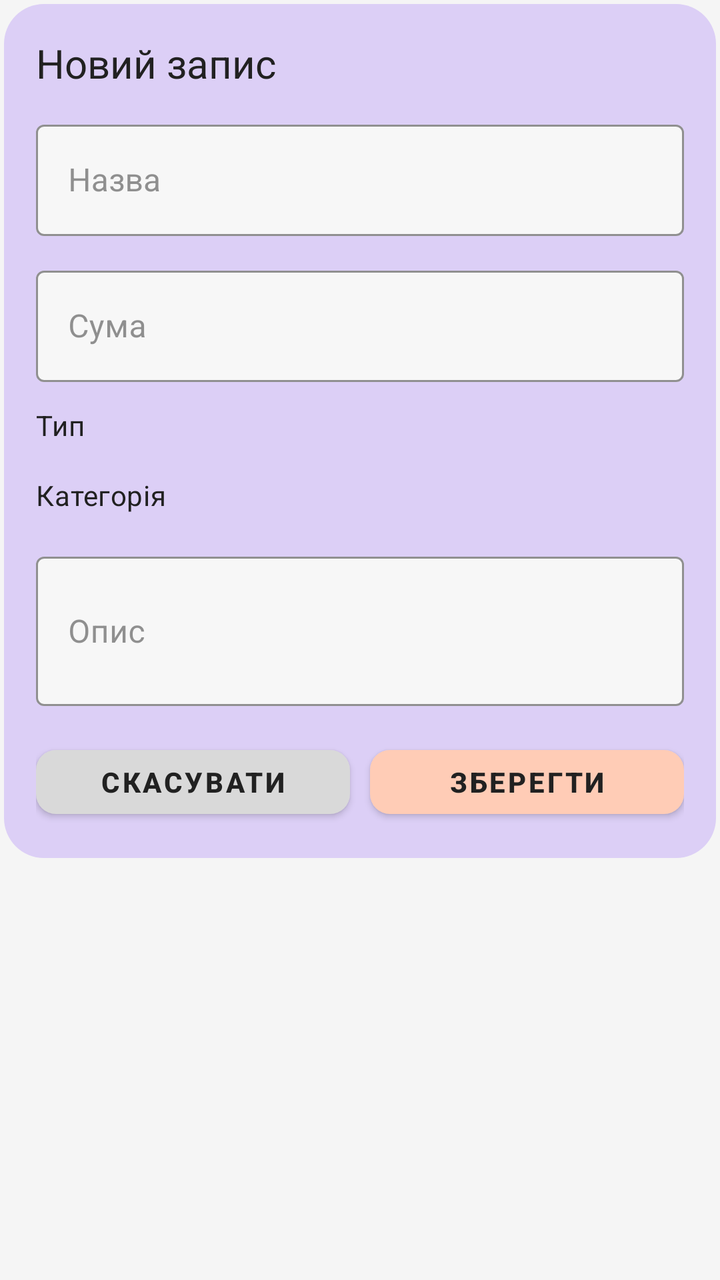
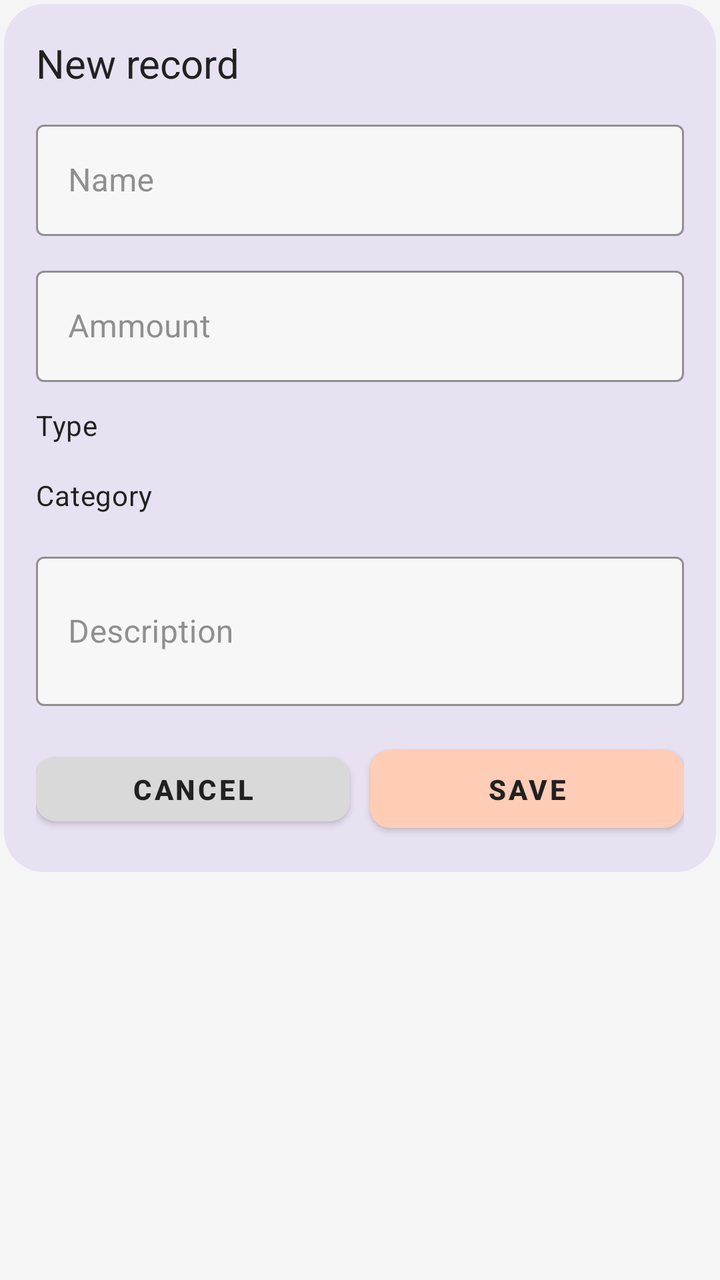

The first picture is an Android layout as it rendered before a commit; the second is the same layout after the commit. The layout source and the unified diff follow.
<!-- AndroidManifest.xml: application theme Theme.TASKFORGE -->
<!-- res/layout/dialog_finance.xml -->
<?xml version="1.0" encoding="utf-8"?>
<ScrollView xmlns:android="http://schemas.android.com/apk/res/android"
    android:layout_width="match_parent"
    android:layout_height="wrap_content"
    android:clipToPadding="false"
    android:padding="2dp">

    <LinearLayout
        android:layout_width="match_parent"
        android:layout_height="wrap_content"
        android:background="@drawable/bg_dialog_surface"
        android:orientation="vertical"
        android:padding="16dp">

        <TextView
            android:layout_width="wrap_content"
            android:layout_height="wrap_content"
            android:text="Новий запис"
            android:textAppearance="@style/TextAppearance.TaskForge.Headline2"
            android:textColor="@color/ui_heading_text" />

        <com.google.android.material.textfield.TextInputLayout
            style="@style/Widget.TaskForge.TextInputLayout.Dialog"
            android:layout_width="match_parent"
            android:layout_height="wrap_content"
            android:layout_marginTop="12dp"
            android:hint="Назва">

            <com.google.android.material.textfield.TextInputEditText
                android:id="@+id/etFinanceTitle"
                style="@style/Widget.TaskForge.EditText"
                android:layout_width="match_parent"
                android:layout_height="wrap_content" />
        </com.google.android.material.textfield.TextInputLayout>

        <com.google.android.material.textfield.TextInputLayout
            style="@style/Widget.TaskForge.TextInputLayout.Dialog"
            android:layout_width="match_parent"
            android:layout_height="wrap_content"
            android:layout_marginTop="12dp"
            android:hint="Сума">

            <com.google.android.material.textfield.TextInputEditText
                android:id="@+id/etFinanceAmount"
                style="@style/Widget.TaskForge.EditText"
                android:layout_width="match_parent"
                android:layout_height="wrap_content"
                android:inputType="numberDecimal" />
        </com.google.android.material.textfield.TextInputLayout>

        <TextView
            android:layout_width="wrap_content"
            android:layout_height="wrap_content"
            android:layout_marginTop="12dp"
            android:text="Тип"
            android:textAppearance="@style/TextAppearance.TaskForge.Caption"
            android:textColor="@color/ui_heading_text" />

        <Spinner
            android:id="@+id/spFinanceType"
            android:layout_width="match_parent"
            android:layout_height="wrap_content"
            android:layout_marginTop="4dp"
            android:background="@drawable/bg_dialog_field" />

        <TextView
            android:layout_width="wrap_content"
            android:layout_height="wrap_content"
            android:layout_marginTop="12dp"
            android:text="Категорія"
            android:textAppearance="@style/TextAppearance.TaskForge.Caption"
            android:textColor="@color/ui_heading_text" />

        <Spinner
            android:id="@+id/spFinanceCategory"
            android:layout_width="match_parent"
            android:layout_height="wrap_content"
            android:layout_marginTop="4dp"
            android:background="@drawable/bg_dialog_field" />

        <com.google.android.material.textfield.TextInputLayout
            style="@style/Widget.TaskForge.TextInputLayout.Dialog"
            android:layout_width="match_parent"
            android:layout_height="wrap_content"
            android:layout_marginTop="12dp"
            android:hint="Опис">

            <com.google.android.material.textfield.TextInputEditText
                android:id="@+id/etFinanceDescription"
                style="@style/Widget.TaskForge.EditText"
                android:layout_width="match_parent"
                android:layout_height="wrap_content"
                android:inputType="textMultiLine"
                android:minLines="2" />
        </com.google.android.material.textfield.TextInputLayout>

        <LinearLayout
            android:layout_width="match_parent"
            android:layout_height="wrap_content"
            android:layout_marginTop="16dp"
            android:gravity="end"
            android:orientation="horizontal">

            <com.google.android.material.button.MaterialButton
                android:id="@+id/btnCancelDialog"
                style="@style/Widget.TaskForge.Button.DialogCancel"
                android:layout_width="0dp"
                android:layout_height="wrap_content"
                android:layout_weight="1"
                android:text="Скасувати" />

            <com.google.android.material.button.MaterialButton
                android:id="@+id/btnSaveDialog"
                style="@style/Widget.TaskForge.Button.DialogSave"
                android:layout_width="0dp"
                android:layout_height="wrap_content"
                android:layout_marginStart="10dp"
                android:layout_weight="1"
                android:text="Зберегти" />
        </LinearLayout>
    </LinearLayout>
</ScrollView>
<!-- resources referenced by this layout -->
<resources>
  <color name="ui_heading_text">#212121</color>
  <!-- drawable bg_dialog_field (drawable) -->
  <?xml version="1.0" encoding="utf-8"?>
  <shape xmlns:android="http://schemas.android.com/apk/res/android" android:shape="rectangle">
      <solid android:color="#F7F7F7" />
      <stroke android:width="1dp" android:color="#B8AFC9" />
      <corners android:radius="10dp" />
  </shape>
  <!-- drawable bg_dialog_surface (drawable) -->
  <?xml version="1.0" encoding="utf-8"?>
  <shape xmlns:android="http://schemas.android.com/apk/res/android" android:shape="rectangle">
      <solid android:color="@color/ui_accent_secondary" />
      <corners android:radius="20dp" />
  </shape>
  <style name="TextAppearance.TaskForge.Caption" parent="TextAppearance.Material3.BodyMedium">
          <item name="android:textSize">14sp</item>
          <item name="android:textStyle">normal</item>
          <item name="android:fontFamily">sans-serif-medium</item>
          <item name="android:textColor">@color/ui_hint_text</item>
      </style>
  <style name="Widget.TaskForge.Button.DialogSave" parent="Widget.MaterialComponents.Button">
          <item name="android:minHeight">44dp</item>
          <item name="cornerRadius">10dp</item>
          <item name="backgroundTint">@color/ui_accent_primary</item>
          <item name="android:textColor">@color/ui_heading_text</item>
          <item name="android:fontFamily">sans-serif-medium</item>
      </style>
  <style name="Theme.TASKFORGE" parent="Base.Theme.TASKFORGE" />
  <color name="ui_accent_secondary">#DCCFF6</color>
  <color name="ui_hint_text">#8E8E8E</color>
  <color name="ui_button_neutral">#D9D9D9</color>
  <color name="ui_accent_primary">#FFCCB6</color>
  <color name="ui_body_text">#4A4A4A</color>
  <color name="white">#FFFFFFFF</color>
  <color name="ui_background">#F5F5F5</color>
  <style name="TextAppearance.TaskForge.Headline1" parent="TextAppearance.Material3.HeadlineLarge">
          <item name="android:textSize">24sp</item>
          <item name="android:textStyle">bold</item>
          <item name="android:fontFamily">sans-serif</item>
          <item name="android:textColor">@color/ui_heading_text</item>
      </style>
  <style name="TextAppearance.TaskForge.Body" parent="TextAppearance.Material3.BodyLarge">
          <item name="android:textSize">16sp</item>
          <item name="android:textStyle">normal</item>
          <item name="android:fontFamily">sans-serif</item>
          <item name="android:textColor">@color/ui_body_text</item>
      </style>
  <style name="Widget.TaskForge.FAB" parent="Widget.MaterialComponents.FloatingActionButton">
          <item name="backgroundTint">@color/ui_accent_primary</item>
          <item name="tint">@color/white</item>
      </style>
  <style name="Widget.TaskForge.BottomNavigationView" parent="Widget.MaterialComponents.BottomNavigationView">
          <item name="itemIconTint">@color/bottom_nav_tint</item>
          <item name="itemTextColor">@color/bottom_nav_tint</item>
          <item name="android:background">@color/white</item>
      </style>
  <style name="ThemeOverlay.TaskForge.MaterialAlertDialog" parent="ThemeOverlay.MaterialComponents.MaterialAlertDialog">
          <item name="materialAlertDialogBodyTextStyle">@style/TextAppearance.TaskForge.Body</item>
          <item name="shapeAppearanceOverlay">@style/ShapeAppearanceOverlay.TaskForge.Dialog</item>
      </style>
  <color name="ui_card_border">#E0E0E0</color>
  <style name="ShapeAppearanceOverlay.TaskForge.Dialog" parent="">
          <item name="cornerFamily">rounded</item>
          <item name="cornerSize">20dp</item>
      </style>
  <!-- unchanged entries left out for length: 8 -->
</resources>

<!-- the commit's change to res/layout/dialog_finance.xml (unified diff, before → after) -->
@@ -15,7 +15,7 @@
         <TextView
             android:layout_width="wrap_content"
             android:layout_height="wrap_content"
-            android:text="Новий запис"
+            android:text="New record"
             android:textAppearance="@style/TextAppearance.TaskForge.Headline2"
             android:textColor="@color/ui_heading_text" />
 
@@ -24,7 +24,7 @@
             android:layout_width="match_parent"
             android:layout_height="wrap_content"
             android:layout_marginTop="12dp"
-            android:hint="Назва">
+            android:hint="Name">
 
             <com.google.android.material.textfield.TextInputEditText
                 android:id="@+id/etFinanceTitle"
@@ -38,7 +38,7 @@
             android:layout_width="match_parent"
             android:layout_height="wrap_content"
             android:layout_marginTop="12dp"
-            android:hint="Сума">
+            android:hint="Ammount">
 
             <com.google.android.material.textfield.TextInputEditText
                 android:id="@+id/etFinanceAmount"
@@ -52,7 +52,7 @@
             android:layout_width="wrap_content"
             android:layout_height="wrap_content"
             android:layout_marginTop="12dp"
-            android:text="Тип"
+            android:text="Type"
             android:textAppearance="@style/TextAppearance.TaskForge.Caption"
             android:textColor="@color/ui_heading_text" />
 
@@ -67,7 +67,7 @@
             android:layout_width="wrap_content"
             android:layout_height="wrap_content"
             android:layout_marginTop="12dp"
-            android:text="Категорія"
+            android:text="Category"
             android:textAppearance="@style/TextAppearance.TaskForge.Caption"
             android:textColor="@color/ui_heading_text" />
 
@@ -83,7 +83,7 @@
             android:layout_width="match_parent"
             android:layout_height="wrap_content"
             android:layout_marginTop="12dp"
-            android:hint="Опис">
+            android:hint="Description">
 
             <com.google.android.material.textfield.TextInputEditText
                 android:id="@+id/etFinanceDescription"
@@ -107,7 +107,7 @@
                 android:layout_width="0dp"
                 android:layout_height="wrap_content"
                 android:layout_weight="1"
-                android:text="Скасувати" />
+                android:text="Cancel" />
 
             <com.google.android.material.button.MaterialButton
                 android:id="@+id/btnSaveDialog"
@@ -116,7 +116,7 @@
                 android:layout_height="wrap_content"
                 android:layout_marginStart="10dp"
                 android:layout_weight="1"
-                android:text="Зберегти" />
+                android:text="Save" />
         </LinearLayout>
     </LinearLayout>
 </ScrollView>
<!-- resource entries referenced after the edit -->
@@ -11,7 +11,7 @@
   <!-- drawable bg_dialog_surface (drawable) -->
   <?xml version="1.0" encoding="utf-8"?>
   <shape xmlns:android="http://schemas.android.com/apk/res/android" android:shape="rectangle">
-      <solid android:color="@color/ui_accent_secondary" />
+      <solid android:color="@color/ui_accent_secondary_light" />
       <corners android:radius="20dp" />
   </shape>
   <style name="TextAppearance.TaskForge.Caption" parent="TextAppearance.Material3.BodyMedium">
@@ -23,11 +23,13 @@
   <style name="Widget.TaskForge.Button.DialogSave" parent="Widget.MaterialComponents.Button">
           <item name="android:minHeight">44dp</item>
           <item name="cornerRadius">10dp</item>
+          <item name="android:padding">10dp</item>
           <item name="backgroundTint">@color/ui_accent_primary</item>
           <item name="android:textColor">@color/ui_heading_text</item>
           <item name="android:fontFamily">sans-serif-medium</item>
       </style>
   <style name="Theme.TASKFORGE" parent="Base.Theme.TASKFORGE" />
+  <color name="ui_accent_secondary_light">#E8E1F2</color>
   <color name="ui_accent_secondary">#DCCFF6</color>
   <color name="ui_hint_text">#8E8E8E</color>
   <color name="ui_button_neutral">#D9D9D9</color>
